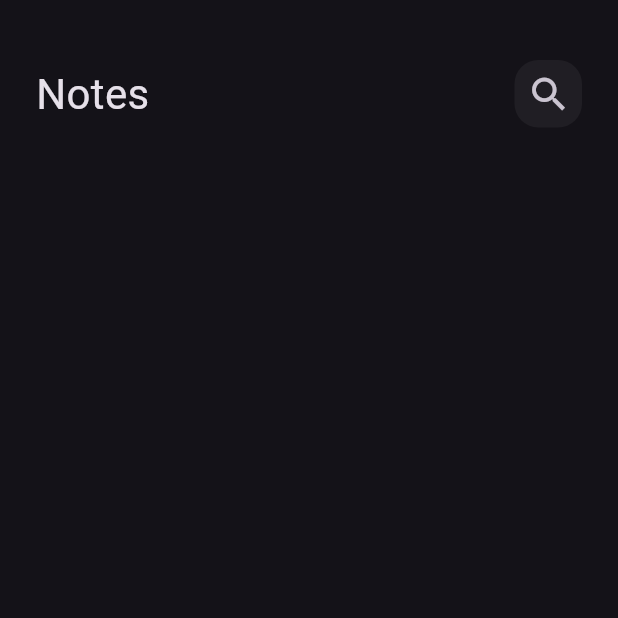
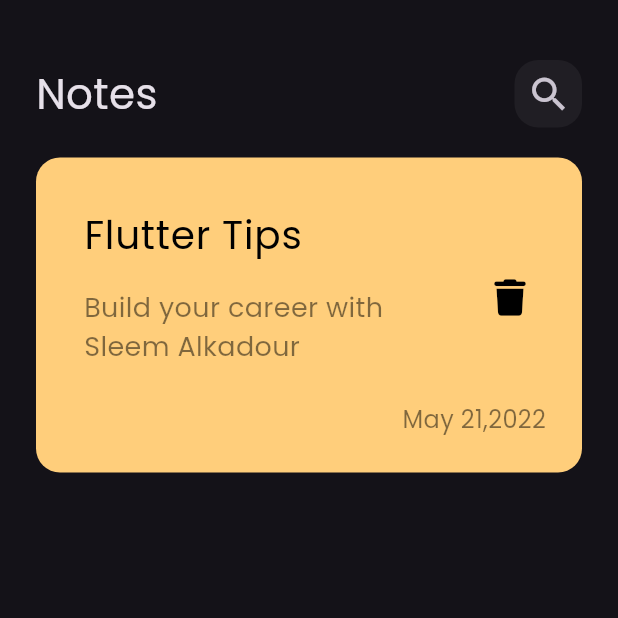
Before and after one commit to saleemAlkadour1/notes_app, a Flutter app: the screen it shows after launch, on a phone screen of 412 x 824 dp, the top half of it. Run offline on Flutter 3.47's test engine with Material 3 defaults, Android fonts, the phone set to English and light mode, and no system bars; our stand-ins replace font_awesome_flutter.

Commit message:
create note item

```diff
--- a/lib/main.dart
+++ b/lib/main.dart
@@ -14,7 +14,10 @@ class NotesApp extends StatelessWidget {
   Widget build(BuildContext context) {
     return MaterialApp(
       debugShowCheckedModeBanner: false,
-      theme: ThemeData(brightness: Brightness.dark),
+      theme: ThemeData(
+        brightness: Brightness.dark,
+        fontFamily: 'Poppins',
+      ),
       home: NotesView(),
     );
   }
--- /dev/null
+++ b/lib/views/widgets/note_item.dart
@@ -0,0 +1,51 @@
+// ignore_for_file: prefer_const_constructors
+
+import 'package:flutter/material.dart';
+import 'package:font_awesome_flutter/font_awesome_flutter.dart';
+
+class NoteItem extends StatelessWidget {
+  const NoteItem({super.key});
+
+  @override
+  Widget build(BuildContext context) {
+    return Container(
+      padding: EdgeInsets.only(left: 16, top: 24, bottom: 24),
+      decoration: BoxDecoration(
+        color: Color(0xFFFFCE7B),
+        borderRadius: BorderRadius.circular(16),
+      ),
+      child: Column(
+        crossAxisAlignment: CrossAxisAlignment.end,
+        children: [
+          ListTile(
+            title: Text(
+              'Flutter Tips',
+              style: TextStyle(color: Colors.black, fontSize: 26),
+            ),
+            subtitle: Padding(
+              padding: const EdgeInsets.only(top: 16, bottom: 16),
+              child: Text(
+                'Build your career with Sleem Alkadour',
+                style: TextStyle(
+                    color: Colors.black.withOpacity(0.5), fontSize: 18),
+              ),
+            ),
+            trailing: IconButton(
+              onPressed: () {},
+              icon: Icon(FontAwesomeIcons.trash),
+              color: Colors.black,
+            ),
+          ),
+          Padding(
+            padding: const EdgeInsets.only(right: 24),
+            child: Text(
+              'May 21,2022',
+              style:
+                  TextStyle(color: Colors.black.withOpacity(0.5), fontSize: 16),
+            ),
+          )
+        ],
+      ),
+    );
+  }
+}
--- a/lib/views/widgets/notes_view_body.dart
+++ b/lib/views/widgets/notes_view_body.dart
@@ -2,6 +2,7 @@
 
 import 'package:flutter/material.dart';
 import 'package:notes_app/views/widgets/custom_app_bar.dart';
+import 'package:notes_app/views/widgets/note_item.dart';
 
 class NotesViewBody extends StatelessWidget {
   const NotesViewBody({super.key});
@@ -16,6 +17,10 @@ class NotesViewBody extends StatelessWidget {
             height: 30,
           ),
           CustomAppBar(),
+          SizedBox(
+            height: 20,
+          ),
+          NoteItem(),
         ],
       ),
     );
```
Also changed, not shown: pubspec.yaml (+6 -11 lines), assets/fonts/Poppins-Regular.ttf (added), pubspec.lock.
